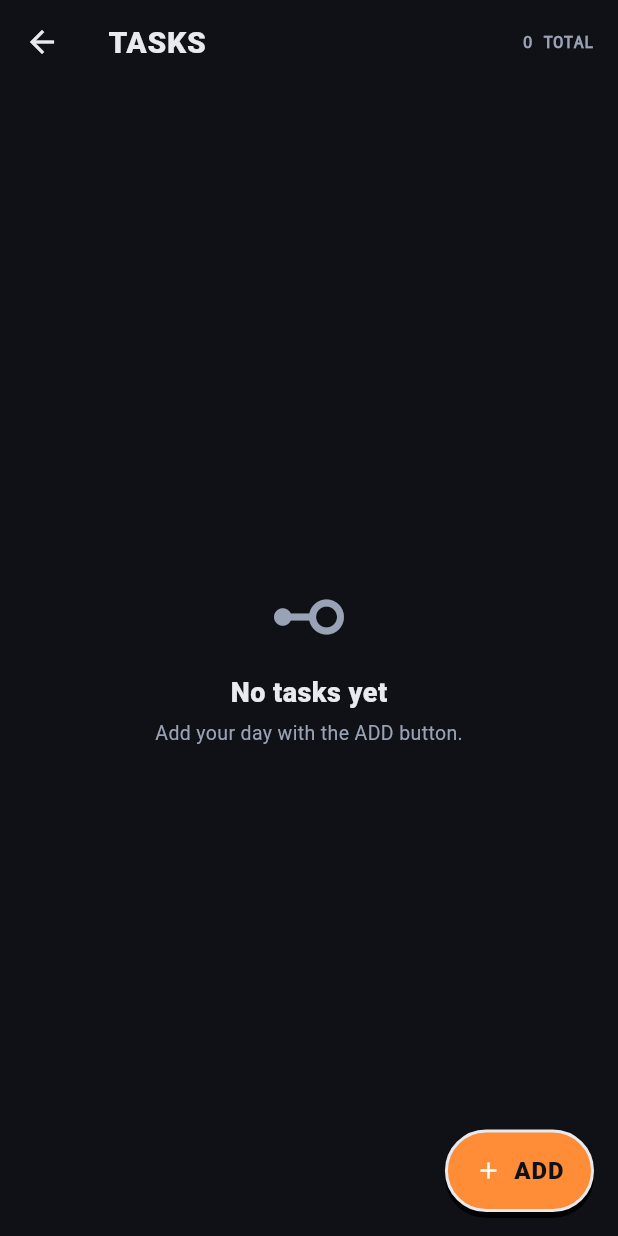
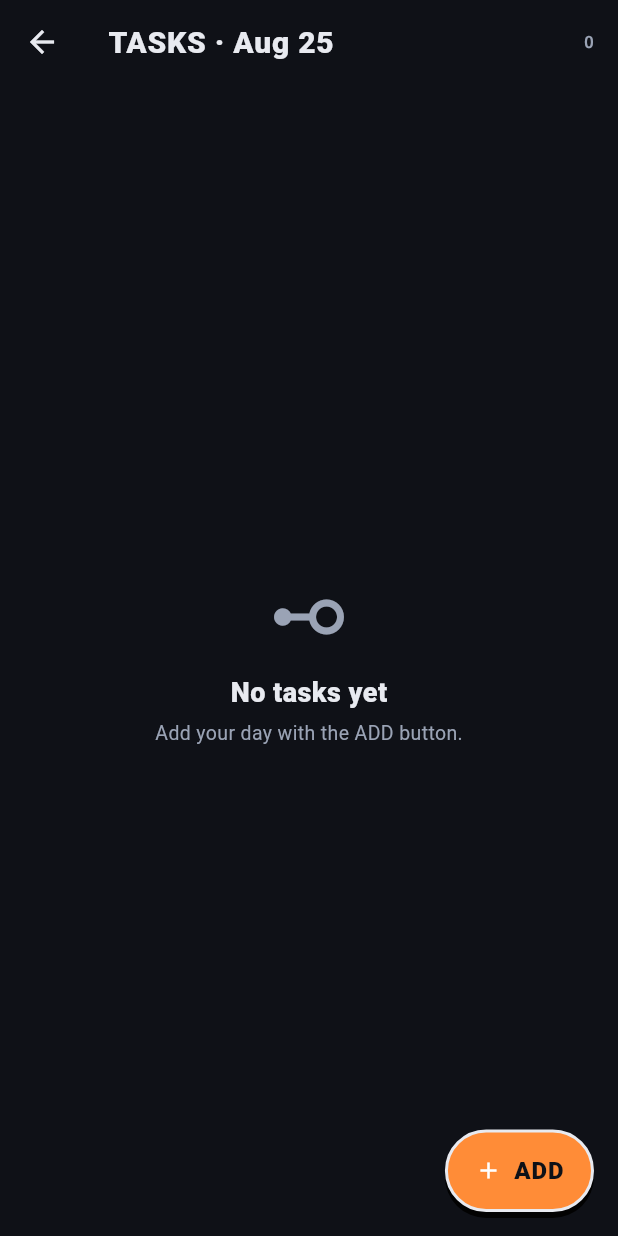
Before and after one commit to Trephyyy/dayskew, a Flutter app: the screen it shows after launch, after a tap on the "tune" icon, on a phone screen of 412 x 824 dp. Run offline on Flutter 3.47's test engine with Material 3 defaults, Android fonts, the phone set to English and light mode, and no system bars; missing offline and left inert: device_calendar; network calls fail.

Commit message:
mobile: declutter UI, per-day task management, animated feedback

```diff
--- a/mobile/lib/src/screens/home_screen.dart
+++ b/mobile/lib/src/screens/home_screen.dart
@@ -43,23 +43,9 @@
       initialTime: TimeOfDay(hour: current ~/ 60, minute: current % 60),
       helpText: 'Actual wake-up time',
     );
-    if (picked != null) c.setWakeTime(picked.hour * 60 + picked.minute);
-  }
-
-  Future<void> _reflow() async {
+    if (picked == null) return;
+    c.setWakeTime(picked.hour * 60 + picked.minute);
     await c.reflow();
-    if (c.error == null && mounted) {
-      final bumped = c.conflicts.length;
-      ScaffoldMessenger.of(context).showSnackBar(
-        SnackBar(
-          content: Text(
-            bumped == 0
-                ? 'Day placed \u2014 zero conflicts.'
-                : 'Day placed \u00b7 $bumped task${bumped == 1 ? '' : 's'} bumped.',
-          ),
-        ),
-      );
-    }
   }
 
   Future<void> _openForm({Task? initial}) async {
@@ -77,6 +63,14 @@
         await c.addTask(result);
       } else {
         await c.updateTask(result.copyWith(id: initial.id));
+      }
+      if (mounted) {
+        ScaffoldMessenger.of(context).showSnackBar(
+          SnackBar(
+            content: Text(initial == null ? 'Task created' : 'Task updated'),
+            duration: const Duration(seconds: 2),
+          ),
+        );
       }
     } catch (e) {
       if (mounted) {
@@ -148,7 +142,16 @@
 
     return Scaffold(
       appBar: AppBar(
-        title: const Text('DAYSKEW'),
+        titleSpacing: 16,
+        title: Text(
+          TimeFormat.shortDate(c.selectedDateIso),
+          style: AppTheme.mono.copyWith(
+            fontSize: 13,
+            fontWeight: FontWeight.w800,
+            letterSpacing: 1.5,
+            color: AppColors.textMuted,
+          ),
+        ),
         actions: [
           IconButton(
             tooltip: 'Manage tasks',
@@ -156,11 +159,6 @@
               MaterialPageRoute(builder: (_) => TaskListScreen(controller: c)),
             ),
             icon: const Icon(Icons.tune),
-          ),
-          IconButton(
-            tooltip: 'Refresh',
-            onPressed: c.loading || c.reflowing ? null : () => c.refresh(),
-            icon: const Icon(Icons.refresh),
           ),
         ],
       ),
@@ -187,9 +185,8 @@
               ReflowHero(
                 wakeTime: c.wakeTime,
                 isReflowing: c.reflowing,
+                onJustWokeUp: _justWokeUp,
                 onTimeTap: _pickWakeTime,
-                onReflow: _reflow,
-                onJustWokeUp: _justWokeUp,
               ),
               const SizedBox(height: 16),
               DateStrip(
@@ -229,6 +226,13 @@
                   dateLabel: TimeFormat.shortDate(c.selectedDateIso),
                 )
               else ...[
+                AnimatedSwitcher(
+                  duration: const Duration(milliseconds: 260),
+                  switchInCurve: Curves.easeOut,
+                  switchOutCurve: Curves.easeIn,
+                  child: Column(
+                    key: ValueKey('timeline-${c.scheduleVersion}'),
+                    children: [
                       for (final placed in c.timeline)
                         TimelineTaskCard(
                           placed: placed,
@@ -246,6 +250,9 @@
                           onTomorrow: (t) {
                             setState(() => _dismissedConflicts.add(t.id));
                           },
+                        ),
+                    ],
+                  ),
                 ),
               ],
             ],
--- a/mobile/lib/src/state/app_controller.dart
+++ b/mobile/lib/src/state/app_controller.dart
@@ -21,6 +21,7 @@
   List<Task> _conflicts = [];
   int _wakeTime = 7 * 60; // default 07:00
   DateTime _selectedDate = DateTime.now();
+  int _scheduleVersion = 0;
   bool _loading = false;
   bool _reflowing = false;
   String? _error;
@@ -31,6 +32,10 @@
   int get wakeTime => _wakeTime;
   DateTime get selectedDate => _selectedDate;
   String get selectedDateIso => TimeFormat.isoDate(_selectedDate);
+
+  /// Bumped every time the schedule is recomputed, so views can animate on
+  /// each refresh/update.
+  int get scheduleVersion => _scheduleVersion;
   bool get loading => _loading;
   bool get reflowing => _reflowing;
   String? get error => _error;
@@ -91,6 +96,7 @@
       final result = await api.schedule(_wakeTime, date: selectedDateIso);
       _timeline = result.timeline;
       _conflicts = result.conflicts;
+      _scheduleVersion++;
     } catch (e) {
       _error = e.toString();
     } finally {
@@ -107,6 +113,7 @@
       final result = await api.schedule(_wakeTime, date: selectedDateIso);
       _timeline = result.timeline;
       _conflicts = result.conflicts;
+      _scheduleVersion++;
       _error = null;
     } catch (e) {
       _error = e.toString();
--- a/mobile/lib/src/widgets/reflow_hero.dart
+++ b/mobile/lib/src/widgets/reflow_hero.dart
@@ -3,31 +3,28 @@
 import '../theme/app_colors.dart';
 import '../theme/app_theme.dart';
 import '../utils/time_format.dart';
-import 'badges.dart';
 import 'neo_button.dart';
 
-/// Tactile wake-up trigger: a big time picker plus the REFLOW DAY action and
-/// a one-tap "just woke up" shortcut.
+/// Wake-up trigger: one-tap "just woke up" sets the current device time and
+/// reflows. Shows the applied wake time compactly.
 class ReflowHero extends StatelessWidget {
   final int wakeTime;
   final bool isReflowing;
+  final VoidCallback onJustWokeUp;
   final VoidCallback onTimeTap;
-  final VoidCallback onReflow;
-  final VoidCallback onJustWokeUp;
 
   const ReflowHero({
     super.key,
     required this.wakeTime,
     required this.isReflowing,
+    required this.onJustWokeUp,
     required this.onTimeTap,
-    required this.onReflow,
-    required this.onJustWokeUp,
   });
 
   @override
   Widget build(BuildContext context) {
     return Container(
-      padding: const EdgeInsets.fromLTRB(20, 16, 20, 20),
+      padding: const EdgeInsets.fromLTRB(16, 14, 16, 16),
       decoration: BoxDecoration(
         color: AppColors.surface,
         borderRadius: BorderRadius.circular(16),
@@ -38,52 +35,41 @@
         children: [
           Row(
             children: [
-              const StickerBadge(
-                text: 'WAKE-UP',
-                background: AppColors.conflict,
-                icon: Icons.wb_sunny_outlined,
+              const Icon(
+                Icons.wb_sunny_outlined,
+                color: AppColors.conflict,
+                size: 18,
+              ),
+              const SizedBox(width: 8),
+              Text(
+                TimeFormat.hhmmAmPm(wakeTime),
+                style: AppTheme.mono.copyWith(
+                  fontSize: 22,
+                  fontWeight: FontWeight.w800,
+                  color: AppColors.textPrimary,
+                ),
               ),
               const Spacer(),
-              Text(
-                'SKEW\u00B7DRIFT\u00B7FLOW',
-                style: AppTheme.bodyMuted.copyWith(
-                  fontFamily: AppTheme.monoStack,
-                  letterSpacing: 2,
-                  fontSize: 10,
+              GestureDetector(
+                onTap: isReflowing ? null : onTimeTap,
+                child: Text(
+                  'SET',
+                  style: AppTheme.mono.copyWith(
+                    fontSize: 11,
+                    fontWeight: FontWeight.w800,
+                    letterSpacing: 1,
+                    color: AppColors.medium,
+                  ),
                 ),
               ),
             ],
           ),
-          const SizedBox(height: 16),
-          Text('ACTUAL WAKE TIME', style: AppTheme.bodyMuted),
-          const SizedBox(height: 4),
-          _TimeButton(label: TimeFormat.hhmmAmPm(wakeTime), onTap: onTimeTap),
-          const SizedBox(height: 8),
-          GestureDetector(
-            onTap: isReflowing ? null : onJustWokeUp,
-            child: Row(
-              mainAxisSize: MainAxisSize.min,
-              children: [
-                const Icon(Icons.flash_on, size: 16, color: AppColors.low),
-                const SizedBox(width: 4),
-                Text(
-                  'JUST WOKE UP \u2014 USE NOW',
-                  style: AppTheme.mono.copyWith(
-                    fontSize: 11,
-                    fontWeight: FontWeight.w800,
-                    letterSpacing: 0.6,
-                    color: AppColors.low,
-                  ),
-                ),
-              ],
-            ),
-          ),
-          const SizedBox(height: 16),
+          const SizedBox(height: 12),
           Align(
             alignment: Alignment.centerLeft,
             child: NeoButton(
-              label: isReflowing ? 'REFLOWING\u2026' : 'REFLOW DAY',
-              onPressed: isReflowing ? null : onReflow,
+              label: isReflowing ? 'REFLOWING\u2026' : 'JUST WOKE UP',
+              onPressed: isReflowing ? null : onJustWokeUp,
               leading: isReflowing
                   ? const SizedBox(
                       width: 16,
@@ -101,44 +87,3 @@
     );
   }
 }
-
-class _TimeButton extends StatelessWidget {
-  final String label;
-  final VoidCallback onTap;
-
-  const _TimeButton({required this.label, required this.onTap});
-
-  @override
-  Widget build(BuildContext context) {
-    return GestureDetector(
-      onTap: onTap,
-      child: Container(
-        padding: const EdgeInsets.symmetric(horizontal: 12, vertical: 6),
-        decoration: BoxDecoration(
-          color: AppColors.canvas,
-          borderRadius: BorderRadius.circular(12),
-          border: Border.all(color: AppColors.border, width: 2),
-        ),
-        child: Row(
-          mainAxisSize: MainAxisSize.min,
-          children: [
-            Text(
-              label,
-              style: AppTheme.mono.copyWith(
-                fontSize: 30,
-                fontWeight: FontWeight.w800,
-                color: AppColors.medium,
-              ),
-            ),
-            const SizedBox(width: 8),
-            const Icon(
-              Icons.edit_calendar_outlined,
-              color: AppColors.textMuted,
-              size: 20,
-            ),
-          ],
-        ),
-      ),
-    );
-  }
-}
```
Also changed, not shown: mobile/lib/src/screens/task_list_screen.dart (+116 -100 lines). Lines whose indentation alone changed are shown as unchanged.
